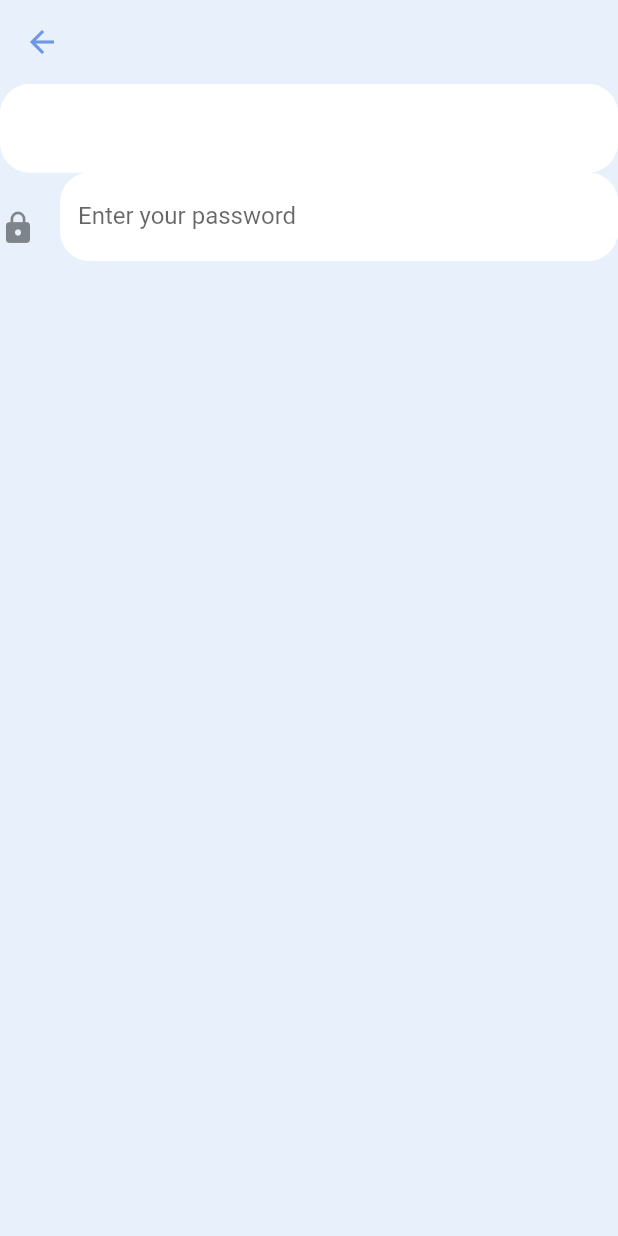
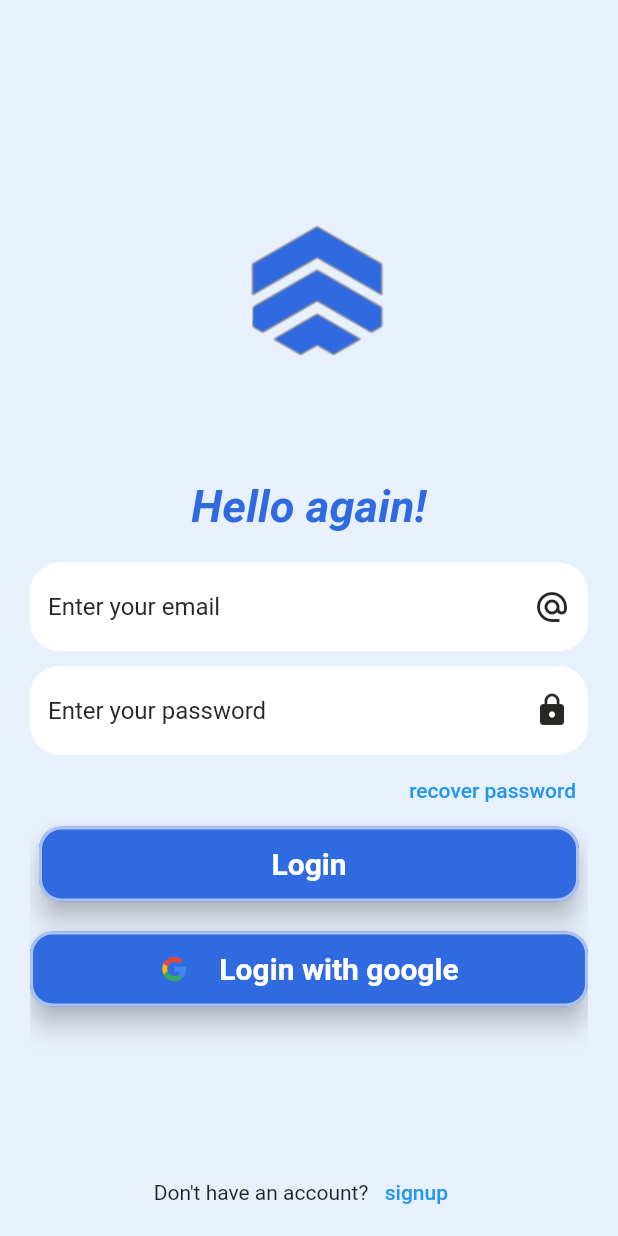
Before and after one commit to adarshkvinod/SAAT, a Flutter app: the LoginPage screen opened directly, on a phone screen of 412 x 824 dp. Run offline on Flutter 3.47's test engine with Material 2 defaults, Android fonts, the light colour scheme and no system bars; our stand-ins replace firebase_core, get; missing offline and left inert: jumping_dot; accounts and stored records are empty.

Commit message:
first commit

```diff
--- a/lib/screen/login_page.dart
+++ b/lib/screen/login_page.dart
@@ -1,6 +1,7 @@
 import 'package:flutter/material.dart';
+
 import 'package:saat/config/color.dart';
-
+import 'package:saat/main.dart';
 
 class LoginPage extends StatefulWidget {
   const LoginPage({super.key});
@@ -12,32 +13,96 @@ class LoginPage extends StatefulWidget {
 class _LoginPageState extends State<LoginPage> {
   @override
   Widget build(BuildContext context) {
-    return  Scaffold(
-      appBar: AppBar(backgroundColor: white,),
-      backgroundColor: white,
-      body:
-      Column(
-        children: [
-          TextFormField(
-            textAlign: TextAlign.start,
-            textCapitalization: TextCapitalization.none,
+    return Scaffold(
+        body: Padding(
+      padding: const EdgeInsets.all(20.0),
+      child: SingleChildScrollView(
+        child: Column(
+          children: [
+            const SizedBox(
+              height: 50,
+              width: 50,
+            ),
+            Image.asset(
+              'assets/images/SaatLogo.png',
+              width: 300,
+              height: 250,
+            ),
+            const Text(
+              "Hello again!",
+              style: TextStyle(
+                  color: blue3,
+                  fontStyle: FontStyle.italic,
+                  fontWeight: FontWeight.bold,
+                  fontSize: 30),
+            ),
+            const SizedBox(
+              height: 20,
             ),
             TextFormField(
-
-  decoration: const InputDecoration(
-      labelText: 'Enter your password',
-      icon:  Padding(
-        padding:  EdgeInsets.only(top: 15.0),
-        child:  Icon(Icons.lock),
-      )),
-
-),
-
-           ],
-            ),);
-
-
-
-
+              decoration: const InputDecoration(
+                suffixIcon: Icon(
+                  Icons.alternate_email,
+                ),
+                hoverColor: blue2,
+                hintText: 'Enter your email',
+              ),
+            ),
+            const SizedBox(
+              height: 10,
+            ),
+            TextFormField(
+              obscureText: true,
+              decoration: const InputDecoration(
+                suffixIcon: Icon(
+                  Icons.lock,
+                ),
+                hintText: 'Enter your password',
+              ),
+            ),
+            Row(
+              mainAxisAlignment: MainAxisAlignment.end,
+              children: [
+                TextButton(
+                    onPressed: () {}, child: const Text("recover password")),
+              ],
+            ),
+            const ElevatedButton(
+                onPressed: main,
+                child: Text(
+                  'Login',
+                )),
+            const SizedBox(height: 20),
+            ElevatedButton(
+                onPressed: () {},
+                child: Row(
+                  mainAxisAlignment: MainAxisAlignment.center,
+                  children: [
+                    Image.asset(
+                      'assets/images/google_icon.png',
+                      width: 20,
+                    ),
+                    const SizedBox(
+                      width: 20,
+                    ),
+                    const Text(
+                      'Login with google',
+                    ),
+                  ],
+                )),
+            const SizedBox(
+              height: 100,
+            ),
+            Row(
+              mainAxisAlignment: MainAxisAlignment.center,
+              children: [
+                const Text("Don't have an account?"),
+                TextButton(onPressed: () {}, child: const Text("signup"))
+              ],
+            )
+          ],
+        ),
+      ),
+    ));
   }
 }
```
Also changed, not shown: lib/main.dart (+17 -14 lines), lib/screen/chat_screen.dart (added, +39 -0 lines), lib/screen/home_page.dart (added, +64 -0 lines), lib/screen/signup_page.dart (added, +117 -0 lines), lib/screen/splash_screen.dart (+24 -6 lines), pubspec.yaml (+5 -2 lines), assets/images/SAAT_logo-removebg-preview.png (deleted), assets/images/SaatLogo.png (added), assets/images/SaatName.jpeg (deleted), assets/images/SaatName.png (added), pubspec.lock.
